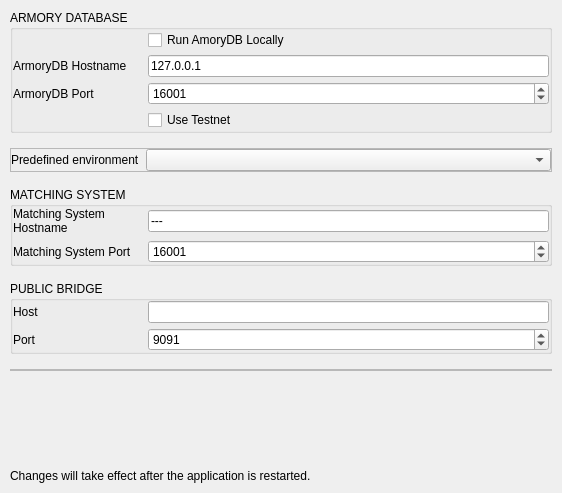
This is BlockSettleUILib/NetworkSettingsPage.ui in BlockSettle/terminal as Qt 5 draws it before an edit. The edited form follows.
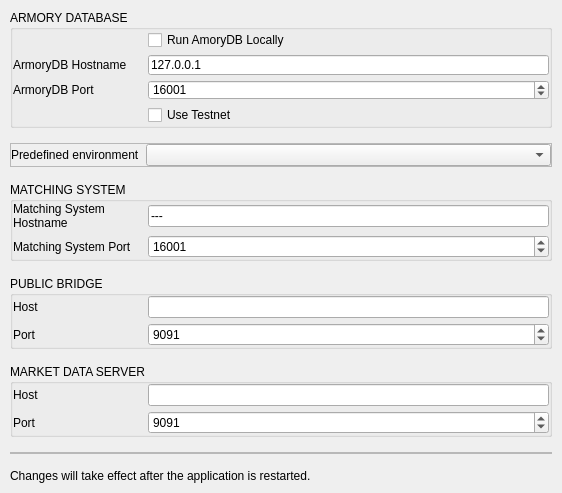
This is the edited form.

Commit message: Add basic MD connection settings

Diff of the .ui file:
```diff
--- a/BlockSettleUILib/NetworkSettingsPage.ui
+++ b/BlockSettleUILib/NetworkSettingsPage.ui
@@ -597,6 +597,141 @@
      </layout>
     </widget>
    </item>
+   <item>
+    <widget class="QGroupBox" name="groupBox_5">
+     <property name="title">
+      <string>MARKET DATA SERVER</string>
+     </property>
+     <layout class="QVBoxLayout" name="verticalLayout_6">
+      <property name="spacing">
+       <number>5</number>
+      </property>
+      <property name="leftMargin">
+       <number>0</number>
+      </property>
+      <property name="topMargin">
+       <number>0</number>
+      </property>
+      <property name="rightMargin">
+       <number>0</number>
+      </property>
+      <property name="bottomMargin">
+       <number>0</number>
+      </property>
+      <item>
+       <widget class="QWidget" name="horizontalWidget8" native="true">
+        <property name="minimumSize">
+         <size>
+          <width>0</width>
+          <height>0</height>
+         </size>
+        </property>
+        <layout class="QHBoxLayout" name="horizontalLayout_10">
+         <property name="spacing">
+          <number>5</number>
+         </property>
+         <property name="leftMargin">
+          <number>0</number>
+         </property>
+         <property name="topMargin">
+          <number>0</number>
+         </property>
+         <property name="rightMargin">
+          <number>0</number>
+         </property>
+         <property name="bottomMargin">
+          <number>0</number>
+         </property>
+         <item>
+          <widget class="QLabel" name="label_MDHost">
+           <property name="minimumSize">
+            <size>
+             <width>130</width>
+             <height>0</height>
+            </size>
+           </property>
+           <property name="maximumSize">
+            <size>
+             <width>130</width>
+             <height>16777215</height>
+            </size>
+           </property>
+           <property name="text">
+            <string>Host</string>
+           </property>
+           <property name="alignment">
+            <set>Qt::AlignLeading|Qt::AlignLeft|Qt::AlignVCenter</set>
+           </property>
+           <property name="wordWrap">
+            <bool>true</bool>
+           </property>
+          </widget>
+         </item>
+         <item>
+          <widget class="QLineEdit" name="lineEditMDHost"/>
+         </item>
+        </layout>
+       </widget>
+      </item>
+      <item>
+       <widget class="QWidget" name="horizontalWidget9" native="true">
+        <layout class="QHBoxLayout" name="horizontalLayout_11">
+         <property name="spacing">
+          <number>5</number>
+         </property>
+         <property name="leftMargin">
+          <number>0</number>
+         </property>
+         <property name="topMargin">
+          <number>0</number>
+         </property>
+         <property name="rightMargin">
+          <number>0</number>
+         </property>
+         <property name="bottomMargin">
+          <number>0</number>
+         </property>
+         <item>
+          <widget class="QLabel" name="label_MDPort">
+           <property name="minimumSize">
+            <size>
+             <width>130</width>
+             <height>0</height>
+            </size>
+           </property>
+           <property name="maximumSize">
+            <size>
+             <width>130</width>
+             <height>16777215</height>
+            </size>
+           </property>
+           <property name="text">
+            <string>Port</string>
+           </property>
+           <property name="alignment">
+            <set>Qt::AlignLeading|Qt::AlignLeft|Qt::AlignVCenter</set>
+           </property>
+           <property name="wordWrap">
+            <bool>true</bool>
+           </property>
+          </widget>
+         </item>
+         <item>
+          <widget class="QSpinBox" name="spinBoxMDPort">
+           <property name="maximum">
+            <number>65535</number>
+           </property>
+           <property name="value">
+            <number>9091</number>
+           </property>
+          </widget>
+         </item>
+        </layout>
+       </widget>
+      </item>
+     </layout>
+    </widget>
+   </item>
    <item>
     <widget class="QFrame" name="restartNotificationFrame">
      <property name="sizePolicy">
```
Left out of the diff: 1 changed line with no effect on the pictures. The commit also changes 3 other files.
